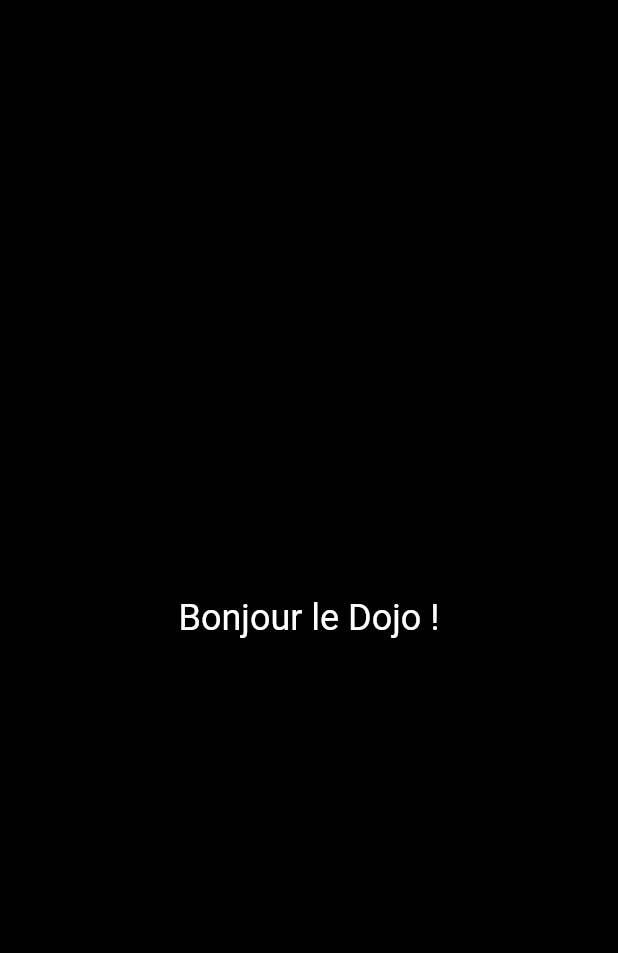
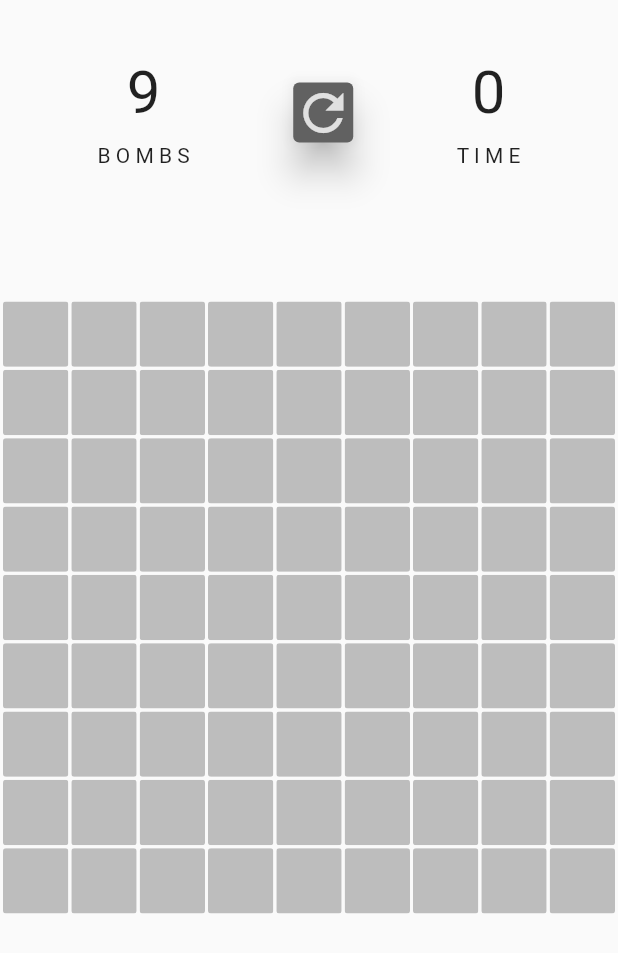
Before and after one commit to fred3105/flutter-dojo-minesweeper, a Flutter app: the screen it shows after launch, on a phone screen of 412 x 824 dp. Shown: the top 953 px of the screen. Run offline on Flutter 3.47's test engine with Material 2 defaults, Android fonts, the phone set to English and light mode, and no system bars.

Commit message:
full_game_withous_bonuses

```diff
--- /dev/null
+++ b/lib/home_page.dart
@@ -0,0 +1,21 @@
+import 'package:flutter/material.dart';
+import 'package:myapp/minesweeper_app_bar.dart';
+import 'package:myapp/minesweeper_body.dart';
+
+class MyHomePage extends StatelessWidget {
+  MyHomePage({Key? key}) : super(key: key);
+
+  final List<int> bombLocation = [6, 14, 24, 26, 31, 32, 47, 49, 68];
+
+  @override
+  Widget build(BuildContext context) {
+    return Scaffold(
+      appBar: MinesweeperAppBar(
+        numberOfBombs: bombLocation.length,
+      ),
+      body: MinesweeperBody(
+        bombLocation: bombLocation,
+      ),
+    );
+  }
+}
--- a/lib/main.dart
+++ b/lib/main.dart
@@ -1,4 +1,5 @@
 import 'package:flutter/material.dart';
+import 'package:myapp/home_page.dart';
 
 void main() {
   runApp(const MyApp());
@@ -15,29 +16,7 @@ class MyApp extends StatelessWidget {
       theme: ThemeData(
         primarySwatch: Colors.blue,
       ),
-      home: const MyHomePage(),
+      home: MyHomePage(),
     );
   }
 }
-
-class MyHomePage extends StatefulWidget {
-  const MyHomePage({Key? key}) : super(key: key);
-
-  @override
-  State<MyHomePage> createState() => _MyHomePageState();
-}
-
-class _MyHomePageState extends State<MyHomePage> {
-  @override
-  Widget build(BuildContext context) {
-    return const Scaffold(
-      backgroundColor: Colors.black,
-      body: Center(
-        child: Text(
-          "Bonjour le Dojo !",
-          style: TextStyle(fontSize: 24, color: Colors.white),
-        ),
-      ),
-    );
-  }
-}
--- /dev/null
+++ b/lib/minesweeper_app_bar.dart
@@ -0,0 +1,77 @@
+import 'package:flutter/material.dart';
+
+class MinesweeperAppBar extends StatelessWidget implements PreferredSizeWidget {
+  const MinesweeperAppBar({
+    Key? key,
+    required this.numberOfBombs,
+  }) : super(key: key);
+
+  final int numberOfBombs;
+
+  @override
+  Size get preferredSize => const Size.fromHeight(150);
+
+  @override
+  Widget build(BuildContext context) {
+    return SafeArea(
+      child: Row(
+        mainAxisAlignment: MainAxisAlignment.spaceEvenly,
+        children: [
+          _GameInfos(
+            nametag: 'B O M B S',
+            number: numberOfBombs.toString(),
+          ),
+          const _RefreshGameButton(),
+          const _GameInfos(nametag: 'T I M E', number: '0')
+        ],
+      ),
+    );
+  }
+}
+
+class _RefreshGameButton extends StatelessWidget {
+  const _RefreshGameButton({
+    Key? key,
+  }) : super(key: key);
+
+  @override
+  Widget build(BuildContext context) {
+    return Card(
+      child: Icon(
+        Icons.refresh,
+        color: Colors.grey[300],
+        size: 40,
+      ),
+      color: Colors.grey[700],
+      elevation: 10,
+    );
+  }
+}
+
+class _GameInfos extends StatelessWidget {
+  const _GameInfos({
+    Key? key,
+    required this.nametag,
+    required this.number,
+  }) : super(key: key);
+
+  final String nametag;
+  final String number;
+
+  @override
+  Widget build(BuildContext context) {
+    return Column(
+      mainAxisAlignment: MainAxisAlignment.center,
+      children: [
+        Text(
+          number,
+          style: const TextStyle(fontSize: 40),
+        ),
+        const SizedBox(
+          height: 10,
+        ),
+        Text(nametag)
+      ],
+    );
+  }
+}
--- /dev/null
+++ b/lib/minesweeper_number_box.dart
@@ -0,0 +1,51 @@
+import 'package:flutter/material.dart';
+
+class MinesweeperNumberBox extends StatelessWidget {
+  const MinesweeperNumberBox({
+    Key? key,
+    required this.number,
+    required this.isBomb,
+    required this.isRevealed,
+    required this.function,
+  }) : super(key: key);
+
+  final String number;
+  final bool isBomb;
+  final bool isRevealed;
+  final Function() function;
+
+  @override
+  Widget build(BuildContext context) {
+    return GestureDetector(
+      onTap: function,
+      child: Container(
+        padding: const EdgeInsets.all(1),
+        child: ClipRRect(
+          borderRadius: BorderRadius.circular(2),
+          child: Container(
+            color: isBomb
+                ? isRevealed
+                    ? Colors.grey[700]
+                    : Colors.grey[400]
+                : isRevealed
+                    ? Colors.grey[300]
+                    : Colors.grey[400],
+            child: Center(
+              child: Text(
+                isBomb || !isRevealed || number == '0' ? '' : number,
+                style: TextStyle(
+                  fontWeight: FontWeight.bold,
+                  color: number == '1'
+                      ? Colors.blue
+                      : number == '2'
+                          ? Colors.green
+                          : Colors.red,
+                ),
+              ),
+            ),
+          ),
+        ),
+      ),
+    );
+  }
+}
```
Also changed, not shown: lib/minesweeper_body.dart (added, +254 -0 lines), lib/restart_game.dart (added).
